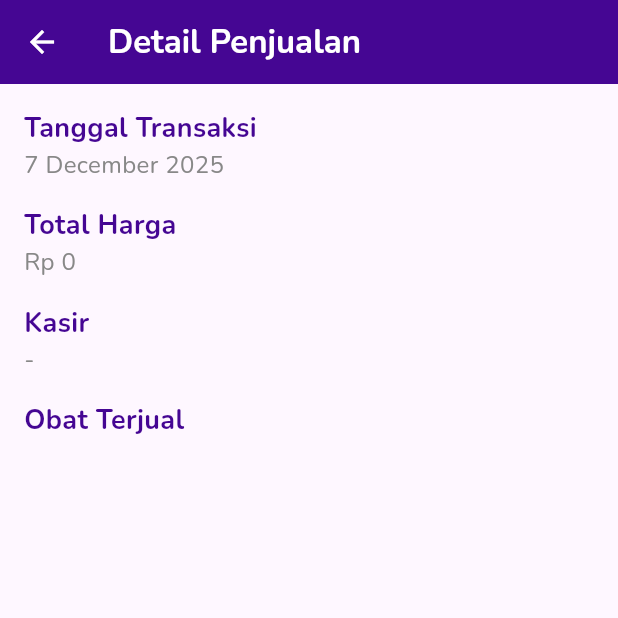
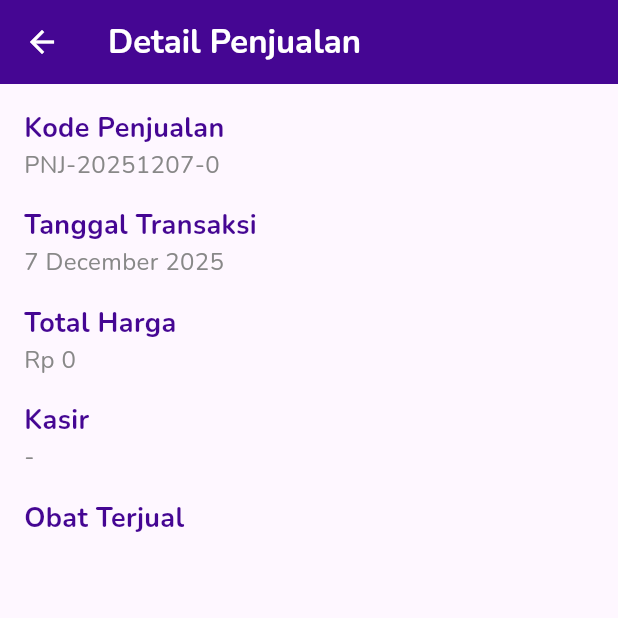
Before and after one commit to dimascahyo557/apotek_flutter, a Flutter app: the DetailPenjualanPage screen opened directly with empty values, on a phone screen of 412 x 824 dp, the top half of it. Run offline on Flutter 3.47's test engine with Material 3 defaults, Android fonts, the phone set to English and light mode, and no system bars; our stand-ins replace image_picker, sqflite; accounts and stored records are empty.

Commit message:
refactor: show sales code on sales module

```diff
--- a/lib/model/penjualan.dart
+++ b/lib/model/penjualan.dart
@@ -12,4 +12,11 @@ class Penjualan {
     required this.totalHarga,
     required this.jumlahBayar,
   }) : tanggalTransaksi = tanggalTransaksi ?? DateTime.now();
+
+  String get kodePenjualan {
+    final year = tanggalTransaksi.year;
+    final month = tanggalTransaksi.month.toString().padLeft(2, '0');
+    final day = tanggalTransaksi.day.toString().padLeft(2, '0');
+    return 'PNJ-$year$month$day-${id ?? 0}';
+  }
 }
--- a/lib/ui/detail_penjualan_page.dart
+++ b/lib/ui/detail_penjualan_page.dart
@@ -39,6 +39,20 @@ class _DetailPenjualanPageState extends State<DetailPenjualanPage> {
         child: Column(
           crossAxisAlignment: CrossAxisAlignment.start,
           children: [
+            Text(
+              'Kode Penjualan',
+              style: TextStyle(
+                fontSize: 18,
+                fontWeight: FontWeight.bold,
+                color: Variables.colorPrimary,
+              ),
+            ),
+            Text(
+              widget.penjualan.kodePenjualan,
+              style: TextStyle(color: Variables.colorMuted, fontSize: 16),
+            ),
+            SizedBox(height: 16),
+
             Text(
               'Tanggal Transaksi',
               style: TextStyle(
--- a/lib/ui/home.dart
+++ b/lib/ui/home.dart
@@ -159,7 +159,6 @@ class _HomeState extends State<Home> {
                   }
 
                   final penjualan = listPenjualan[index]['penjualan'];
-                  final itemPenjualan = listPenjualan[index]['item'];
 
                   return MyListItem(
                     onTap: () {
@@ -171,8 +170,8 @@ class _HomeState extends State<Home> {
                         ),
                       );
                     },
-                    title: NumberHelper.formatHarga(penjualan.totalHarga),
-                    subtitle: "${itemPenjualan.length} jenis obat",
+                    title: penjualan.kodePenjualan,
+                    subtitle: NumberHelper.formatHarga(penjualan.totalHarga),
                     trailing: DateHelper.formatTanggal(
                       penjualan.tanggalTransaksi,
                     ),
--- a/lib/ui/list_penjualan.dart
+++ b/lib/ui/list_penjualan.dart
@@ -112,8 +112,8 @@ class _ListPenjualanState extends State<ListPenjualan> {
                       );
                       ambilData();
                     },
-                    title: NumberHelper.formatHarga(penjualan.totalHarga),
-                    subtitle: "${itemPenjualan.length} jenis obat",
+                    title: penjualan.kodePenjualan,
+                    subtitle: NumberHelper.formatHarga(penjualan.totalHarga),
                     trailing: DateHelper.formatTanggal(
                       penjualan.tanggalTransaksi,
                     ),
```
Also changed, not shown: lib/helper/date_helper.dart (line endings or trailing spaces).
